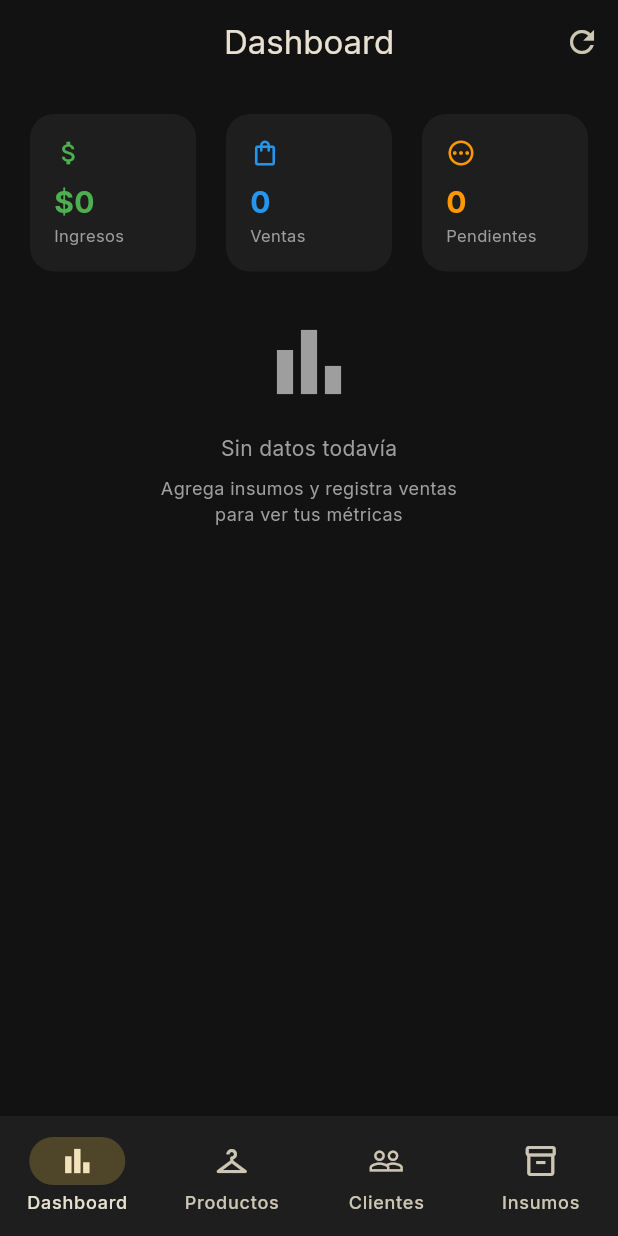
After one commit to Rumply2005/brand-dashboard, a Flutter app: the screen it shows after launch, after a tap on the "refresh" icon, on a phone screen of 412 x 824 dp. The commit adds this screen. Run offline on Flutter 3.47's test engine with Material 3 defaults, Android fonts, the phone set to English and light mode, and no system bars; our stand-ins replace drift, fl_chart, flutter_riverpod, google_fonts; accounts and stored records are empty; generated files the repository leaves out were written again.

Commit message:
feat: add analytics dashboard with fl_chart visualizations

```diff
--- a/lib/app/app.dart
+++ b/lib/app/app.dart
@@ -3,8 +3,8 @@ import 'package:google_fonts/google_fonts.dart';
 import 'package:brand_dashboard/features/products/presentation/screens/supply_items_screen.dart';
 import 'package:brand_dashboard/features/products/presentation/screens/products_screen.dart';
 import 'package:brand_dashboard/features/customers/presentation/screens/customers_screen.dart';
+import 'package:brand_dashboard/features/dashboard/presentation/screens/dashboard_screen.dart';
 
-/// Root widget of the Brand Dashboard application.
 class App extends StatelessWidget {
   const App({super.key});
 
@@ -21,14 +21,12 @@ class App extends StatelessWidget {
 
   ThemeData _buildDarkTheme() {
     const seedColor = Color(0xFFE8E0D0);
-
     final colorScheme = ColorScheme.fromSeed(
       seedColor: seedColor,
       brightness: Brightness.dark,
       surface: const Color(0xFF121212),
       onSurface: const Color(0xFFE8E0D0),
     );
-
     return ThemeData(
       useMaterial3: true,
       colorScheme: colorScheme,
@@ -55,7 +53,6 @@ class App extends StatelessWidget {
   }
 }
 
-/// Main screen with bottom navigation bar.
 class MainScreen extends StatefulWidget {
   const MainScreen({super.key});
 
@@ -67,6 +64,7 @@ class _MainScreenState extends State<MainScreen> {
   int _currentIndex = 0;
 
   final List<Widget> _screens = const [
+    DashboardScreen(),
     ProductsScreen(),
     CustomersScreen(),
     SupplyItemsScreen(),
@@ -82,6 +80,11 @@ class _MainScreenState extends State<MainScreen> {
           setState(() => _currentIndex = index);
         },
         destinations: const [
+          NavigationDestination(
+            icon: Icon(Icons.bar_chart_outlined),
+            selectedIcon: Icon(Icons.bar_chart),
+            label: 'Dashboard',
+          ),
           NavigationDestination(
             icon: Icon(Icons.checkroom_outlined),
             selectedIcon: Icon(Icons.checkroom),
--- /dev/null
+++ b/lib/features/dashboard/data/repositories/dashboard_repository.dart
@@ -0,0 +1,90 @@
+import 'package:brand_dashboard/core/database/app_database.dart';
+import 'package:drift/drift.dart';
+
+/// Repository that aggregates data from multiple tables
+/// to power the analytics dashboard.
+class DashboardRepository {
+  final AppDatabase _db;
+
+  const DashboardRepository(this._db);
+
+  // ── TOTAL REVENUE ──────────────────────────────────────
+  /// Returns total revenue from all sales.
+  Future<double> getTotalRevenue() async {
+    final sales = await _db.select(_db.sales).get();
+    return sales.fold<double>(0.0, (sum, sale) => sum + sale.salePrice);
+  }
+
+  // ── SALES COUNT ────────────────────────────────────────
+  /// Returns total number of sales.
+  Future<int> getTotalSales() async {
+    final sales = await _db.select(_db.sales).get();
+    return sales.length;
+  }
+
+  // ── PENDING PAYMENTS ───────────────────────────────────
+  /// Returns number of sales with pending payment.
+  Future<int> getPendingPayments() async {
+    final sales = await (_db.select(_db.sales)
+          ..where((s) => s.paymentStatus.equals('pending')))
+        .get();
+    return sales.length;
+  }
+
+  // ── REVENUE BY PRODUCT ─────────────────────────────────
+  /// Returns a map of product name → total revenue.
+  Future<Map<String, double>> getRevenueByProduct() async {
+    final sales = await _db.select(_db.sales).get();
+    final variants = await _db.select(_db.productVariants).get();
+    final products = await _db.select(_db.productBases).get();
+
+    final Map<String, double> revenueMap = {};
+
+    for (final sale in sales) {
+      final variant = variants
+          .where((v) => v.id == sale.variantId)
+          .firstOrNull;
+      if (variant == null) continue;
+
+      final product = products
+          .where((p) => p.id == variant.productId)
+          .firstOrNull;
+      if (product == null) continue;
+
+      revenueMap[product.name] =
+          (revenueMap[product.name] ?? 0) + sale.salePrice;
+    }
+
+    return revenueMap;
+  }
+
+  // ── PAYMENT STATUS DISTRIBUTION ────────────────────────
+  /// Returns count of sales per payment status.
+  Future<Map<String, int>> getPaymentStatusDistribution() async {
+    final sales = await _db.select(_db.sales).get();
+    final Map<String, int> distribution = {
+      'paid': 0,
+      'partial': 0,
+      'pending': 0,
+    };
+    for (final sale in sales) {
+      distribution[sale.paymentStatus] =
+          (distribution[sale.paymentStatus] ?? 0) + 1;
+    }
+    return distribution;
+  }
+
+  // ── TOP SUPPLY COSTS ───────────────────────────────────
+  /// Returns top 5 supply items by unit cost.
+  Future<List<SupplyItem>> getTopSupplyCosts() async {
+    return (_db.select(_db.supplyItems)
+          ..orderBy([
+            (s) => OrderingTerm(
+                  expression: s.unitCost,
+                  mode: OrderingMode.desc,
+                )
+          ])
+          ..limit(5))
+        .get();
+  }
+}
--- /dev/null
+++ b/lib/features/dashboard/presentation/providers/dashboard_provider.dart
@@ -0,0 +1,52 @@
+import 'package:flutter_riverpod/flutter_riverpod.dart';
+import 'package:brand_dashboard/core/database/app_database.dart';
+import 'package:brand_dashboard/core/database/database_provider.dart';
+import 'package:brand_dashboard/features/dashboard/data/repositories/dashboard_repository.dart';
+
+/// Dashboard summary data model.
+class DashboardSummary {
+  final double totalRevenue;
+  final int totalSales;
+  final int pendingPayments;
+  final Map<String, double> revenueByProduct;
+  final Map<String, int> paymentDistribution;
+  final List<SupplyItem> topSupplyCosts;
+
+  const DashboardSummary({
+    required this.totalRevenue,
+    required this.totalSales,
+    required this.pendingPayments,
+    required this.revenueByProduct,
+    required this.paymentDistribution,
+    required this.topSupplyCosts,
+  });
+}
+
+/// Provides the DashboardRepository instance.
+final dashboardRepositoryProvider = Provider<DashboardRepository>((ref) {
+  final database = ref.watch(databaseProvider);
+  return DashboardRepository(database);
+});
+
+/// Loads all dashboard data in a single provider.
+final dashboardProvider = FutureProvider<DashboardSummary>((ref) async {
+  final repo = ref.watch(dashboardRepositoryProvider);
+
+  final results = await Future.wait([
+    repo.getTotalRevenue(),
+    repo.getTotalSales(),
+    repo.getPendingPayments(),
+    repo.getRevenueByProduct(),
+    repo.getPaymentStatusDistribution(),
+    repo.getTopSupplyCosts(),
+  ]);
+
+  return DashboardSummary(
+    totalRevenue: results[0] as double,
+    totalSales: results[1] as int,
+    pendingPayments: results[2] as int,
+    revenueByProduct: results[3] as Map<String, double>,
+    paymentDistribution: results[4] as Map<String, int>,
+    topSupplyCosts: results[5] as List<SupplyItem>,
+  );
+});
--- /dev/null
+++ b/lib/features/dashboard/presentation/screens/dashboard_screen.dart
@@ -0,0 +1,361 @@
+import 'package:flutter/material.dart';
+import 'package:flutter_riverpod/flutter_riverpod.dart';
+import 'package:fl_chart/fl_chart.dart';
+import 'package:brand_dashboard/features/dashboard/presentation/providers/dashboard_provider.dart';
+
+class DashboardScreen extends ConsumerWidget {
+  const DashboardScreen({super.key});
+
+  @override
+  Widget build(BuildContext context, WidgetRef ref) {
+    final dashboardAsync = ref.watch(dashboardProvider);
+
+    return Scaffold(
+      appBar: AppBar(
+        title: const Text('Dashboard'),
+        actions: [
+          IconButton(
+            icon: const Icon(Icons.refresh),
+            onPressed: () => ref.invalidate(dashboardProvider),
+          ),
+        ],
+      ),
+      body: dashboardAsync.when(
+        loading: () => const Center(child: CircularProgressIndicator()),
+        error: (error, _) => Center(child: Text('Error: $error')),
+        data: (summary) => RefreshIndicator(
+          onRefresh: () async => ref.invalidate(dashboardProvider),
+          child: ListView(
+            padding: const EdgeInsets.all(16),
+            children: [
+              _SummaryCards(summary: summary),
+              const SizedBox(height: 24),
+              if (summary.revenueByProduct.isNotEmpty) ...[
+                const _SectionTitle(title: 'Ventas por Producto'),
+                const SizedBox(height: 16),
+                _RevenueBarChart(revenueByProduct: summary.revenueByProduct),
+                const SizedBox(height: 24),
+              ],
+              if (summary.totalSales > 0) ...[
+                const _SectionTitle(title: 'Estado de Pagos'),
+                const SizedBox(height: 16),
+                _PaymentDonutChart(distribution: summary.paymentDistribution),
+                const SizedBox(height: 24),
+              ],
+              if (summary.topSupplyCosts.isNotEmpty) ...[
+                const _SectionTitle(title: 'Top Costos de Insumos'),
+                const SizedBox(height: 16),
+                _SupplyCostChart(items: summary.topSupplyCosts),
+                const SizedBox(height: 24),
+              ],
+              if (summary.totalSales == 0 && summary.topSupplyCosts.isEmpty)
+                const _EmptyState(),
+            ],
+          ),
+        ),
+      ),
+    );
+  }
+}
+
+class _SectionTitle extends StatelessWidget {
+  final String title;
+  const _SectionTitle({required this.title});
+
+  @override
+  Widget build(BuildContext context) {
+    return Text(
+      title,
+      style: const TextStyle(fontSize: 16, fontWeight: FontWeight.bold),
+    );
+  }
+}
+
+class _SummaryCards extends StatelessWidget {
+  final DashboardSummary summary;
+  const _SummaryCards({required this.summary});
+
+  @override
+  Widget build(BuildContext context) {
+    return Row(
+      children: [
+        Expanded(child: _MetricCard(
+          icon: Icons.attach_money,
+          label: 'Ingresos',
+          value: '\$${summary.totalRevenue.toStringAsFixed(0)}',
+          color: Colors.green,
+        )),
+        const SizedBox(width: 12),
+        Expanded(child: _MetricCard(
+          icon: Icons.shopping_bag_outlined,
+          label: 'Ventas',
+          value: '${summary.totalSales}',
+          color: Colors.blue,
+        )),
+        const SizedBox(width: 12),
+        Expanded(child: _MetricCard(
+          icon: Icons.pending_outlined,
+          label: 'Pendientes',
+          value: '${summary.pendingPayments}',
+          color: Colors.orange,
+        )),
+      ],
+    );
+  }
+}
+
+class _MetricCard extends StatelessWidget {
+  final IconData icon;
+  final String label;
+  final String value;
+  final Color color;
+  const _MetricCard({
+    required this.icon,
+    required this.label,
+    required this.value,
+    required this.color,
+  });
+
+  @override
+  Widget build(BuildContext context) {
+    return Card(
+      child: Padding(
+        padding: const EdgeInsets.all(16),
+        child: Column(
+          crossAxisAlignment: CrossAxisAlignment.start,
+          children: [
+            Icon(icon, color: color, size: 20),
+            const SizedBox(height: 8),
+            Text(value, style: TextStyle(
+              fontSize: 20, fontWeight: FontWeight.bold, color: color,
+            )),
+            Text(label, style: const TextStyle(
+              color: Colors.grey, fontSize: 11,
+            )),
+          ],
+        ),
+      ),
+    );
+  }
+}
+
+class _RevenueBarChart extends StatelessWidget {
+  final Map<String, double> revenueByProduct;
+  const _RevenueBarChart({required this.revenueByProduct});
+
+  @override
+  Widget build(BuildContext context) {
+    final entries = revenueByProduct.entries.toList();
+    final maxValue = entries.map((e) => e.value).reduce((a, b) => a > b ? a : b);
+
+    return Card(
+      child: Padding(
+        padding: const EdgeInsets.all(16),
+        child: SizedBox(
+          height: 200,
+          child: BarChart(BarChartData(
+            maxY: maxValue * 1.2,
+            gridData: const FlGridData(show: false),
+            borderData: FlBorderData(show: false),
+            titlesData: FlTitlesData(
+              leftTitles: const AxisTitles(
+                sideTitles: SideTitles(showTitles: false)),
+              rightTitles: const AxisTitles(
+                sideTitles: SideTitles(showTitles: false)),
+              topTitles: const AxisTitles(
+                sideTitles: SideTitles(showTitles: false)),
+              bottomTitles: AxisTitles(
+                sideTitles: SideTitles(
+                  showTitles: true,
+                  getTitlesWidget: (value, meta) {
+                    final index = value.toInt();
+                    if (index >= entries.length) return const SizedBox();
+                    final name = entries[index].key;
+                    return Padding(
+                      padding: const EdgeInsets.only(top: 8),
+                      child: Text(
+                        name.length > 8 ? '${name.substring(0, 8)}...' : name,
+                        style: const TextStyle(
+                          fontSize: 10, color: Colors.grey),
+                      ),
+                    );
+                  },
+                ),
+              ),
+            ),
+            barGroups: entries.asMap().entries.map((entry) {
+              return BarChartGroupData(
+                x: entry.key,
+                barRods: [BarChartRodData(
+                  toY: entry.value.value,
+                  color: Colors.blue,
+                  width: 20,
+                  borderRadius: const BorderRadius.vertical(
+                    top: Radius.circular(6)),
+                )],
+              );
+            }).toList(),
+          )),
+        ),
+      ),
+    );
+  }
+}
+
+class _PaymentDonutChart extends StatelessWidget {
+  final Map<String, int> distribution;
+  const _PaymentDonutChart({required this.distribution});
+
+  @override
+  Widget build(BuildContext context) {
+    final paid = distribution['paid'] ?? 0;
+    final partial = distribution['partial'] ?? 0;
+    final pending = distribution['pending'] ?? 0;
+    final total = paid + partial + pending;
+    if (total == 0) return const SizedBox();
+
+    return Card(
+      child: Padding(
+        padding: const EdgeInsets.all(16),
+        child: Row(
+          children: [
+            SizedBox(
+              height: 150,
+              width: 150,
+              child: PieChart(PieChartData(
+                sectionsSpace: 2,
+                centerSpaceRadius: 40,
+                sections: [
+                  if (paid > 0) PieChartSectionData(
+                    value: paid.toDouble(), color: Colors.green,
+                    title: '$paid', radius: 50,
+                    titleStyle: const TextStyle(
+                      fontSize: 12, fontWeight: FontWeight.bold,
+                      color: Colors.white),
+                  ),
+                  if (partial > 0) PieChartSectionData(
+                    value: partial.toDouble(), color: Colors.orange,
+                    title: '$partial', radius: 50,
+                    titleStyle: const TextStyle(
+                      fontSize: 12, fontWeight: FontWeight.bold,
+                      color: Colors.white),
+                  ),
+                  if (pending > 0) PieChartSectionData(
+                    value: pending.toDouble(), color: Colors.red,
+                    title: '$pending', radius: 50,
+                    titleStyle: const TextStyle(
+                      fontSize: 12, fontWeight: FontWeight.bold,
+                      color: Colors.white),
+                  ),
+                ],
+              )),
+            ),
+            const SizedBox(width: 24),
+            Column(
+              crossAxisAlignment: CrossAxisAlignment.start,
+              children: [
+                _Legend(color: Colors.green, label: 'Pagado ($paid)'),
+                const SizedBox(height: 8),
+                _Legend(color: Colors.orange, label: 'Abono ($partial)'),
+                const SizedBox(height: 8),
+                _Legend(color: Colors.red, label: 'Pendiente ($pending)'),
+              ],
+            ),
+          ],
+        ),
+      ),
+    );
+  }
+}
+
+class _Legend extends StatelessWidget {
+  final Color color;
+  final String label;
+  const _Legend({required this.color, required this.label});
+
+  @override
+  Widget build(BuildContext context) {
+    return Row(
+      children: [
+        Container(
+          width: 12, height: 12,
+          decoration: BoxDecoration(color: color, shape: BoxShape.circle),
+        ),
+        const SizedBox(width: 8),
+        Text(label, style: const TextStyle(color: Colors.grey, fontSize: 12)),
+      ],
+    );
+  }
+}
+
+class _SupplyCostChart extends StatelessWidget {
+  final List<dynamic> items;
+  const _SupplyCostChart({required this.items});
+
+  @override
+  Widget build(BuildContext context) {
+    final maxCost = items
+        .map((i) => i.unitCost as double)
+        .reduce((a, b) => a > b ? a : b);
+
+    return Card(
+      child: Padding(
+        padding: const EdgeInsets.all(16),
+        child: Column(
+          children: items.map<Widget>((item) {
+            final percentage = item.unitCost / maxCost;
+            return Padding(
+              padding: const EdgeInsets.only(bottom: 12),
+              child: Column(
+                crossAxisAlignment: CrossAxisAlignment.start,
+                children: [
+                  Row(
+                    mainAxisAlignment: MainAxisAlignment.spaceBetween,
+                    children: [
+                      Text(item.name,
+                        style: const TextStyle(fontSize: 12)),
+                      Text('\$${item.unitCost.toStringAsFixed(2)}',
+                        style: const TextStyle(
+                          fontSize: 12, fontWeight: FontWeight.bold)),
+                    ],
+                  ),
+                  const SizedBox(height: 4),
+                  LinearProgressIndicator(
+                    value: percentage,
+                    backgroundColor: Colors.grey.withOpacity(0.2),
+                    color: Colors.blue,
+                    minHeight: 6,
+                    borderRadius: BorderRadius.circular(3),
+                  ),
+                ],
+              ),
+            );
+          }).toList(),
+        ),
+      ),
+    );
+  }
+}
+
+class _EmptyState extends StatelessWidget {
+  const _EmptyState();
+
+  @override
+  Widget build(BuildContext context) {
+    return const Center(
+      child: Column(
+        mainAxisAlignment: MainAxisAlignment.center,
+        children: [
+          Icon(Icons.bar_chart_outlined, size: 64, color: Colors.grey),
+          SizedBox(height: 16),
+          Text('Sin datos todavía',
+            style: TextStyle(color: Colors.grey)),
+          SizedBox(height: 8),
+          Text('Agrega insumos y registra ventas\npara ver tus métricas',
+            style: TextStyle(color: Colors.grey, fontSize: 12),
+            textAlign: TextAlign.center),
+        ],
+      ),
+    );
+  }
+}
--- a/lib/main.dart
+++ b/lib/main.dart
@@ -4,7 +4,7 @@ import 'app/app.dart';
 
 void main() {
   runApp(
-    const ProviderScope(    // ← debe estar aquí
+    const ProviderScope(
       child: App(),
     ),
   );
```
